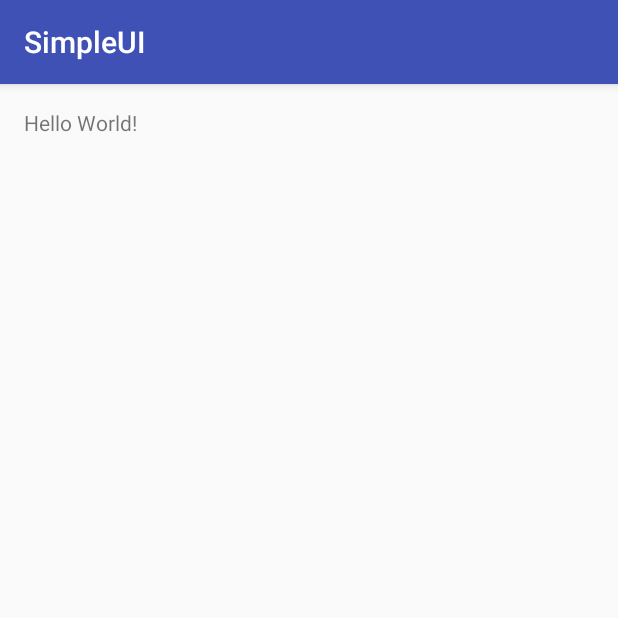
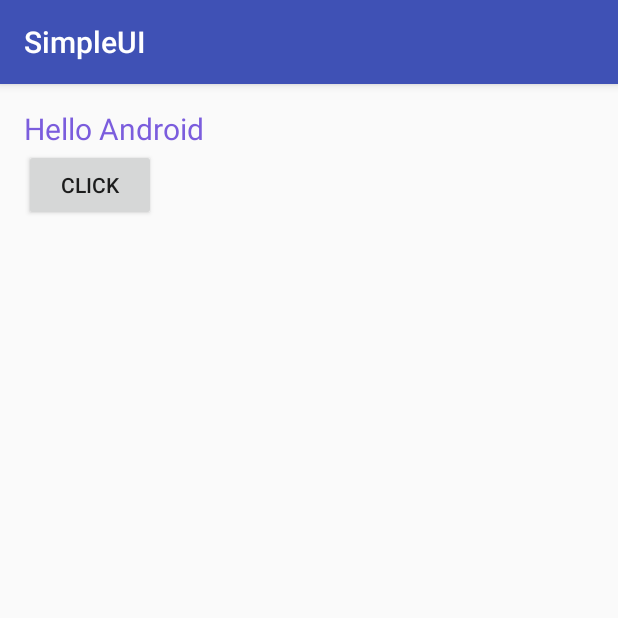
Before and after one commit to d6e0n2nis/android-class272, an Android app: the screen it shows after launch (MainActivity), on a phone screen of 412 x 824 dp, the top half of it. Run offline under Robolectric (Android 15) with nearby library versions, the phone set to English and light mode, and no system bars.

Commit message:
add buttom

```diff
--- a/SimpleUI/app/src/main/java/com/example/user/simpleui/MainActivity.java
+++ b/SimpleUI/app/src/main/java/com/example/user/simpleui/MainActivity.java
@@ -2,12 +2,26 @@ package com.example.user.simpleui;
 
 import android.support.v7.app.AppCompatActivity;
 import android.os.Bundle;
+import android.view.View;
+import android.widget.TextView;
 
 public class MainActivity extends AppCompatActivity {
+    TextView textView;
 
     @Override
     protected void onCreate(Bundle savedInstanceState) {
         super.onCreate(savedInstanceState);
         setContentView(R.layout.activity_main);
+
+        textView = (TextView)findViewById(R.id.textView);
+
+
+
+    }
+
+      public void click(View view)
+    {
+        textView.setText("Hello TextView!!!");
+
     }
 }
--- a/SimpleUI/app/src/main/res/layout/activity_main.xml
+++ b/SimpleUI/app/src/main/res/layout/activity_main.xml
@@ -12,5 +12,17 @@
     <TextView
         android:layout_width="wrap_content"
         android:layout_height="wrap_content"
-        android:text="Hello World!" />
+        android:text="Hello Android"
+        android:id="@+id/textView"
+        android:textSize="20dp"
+        android:textColor="#7b5ddd" />
+
+    <Button
+        android:layout_width="wrap_content"
+        android:layout_height="wrap_content"
+        android:text="Click"
+        android:id="@+id/button"
+        android:layout_below="@+id/textView"
+        android:layout_alignParentLeft="true"
+        android:layout_alignParentStart="true" />
 </RelativeLayout>
```
